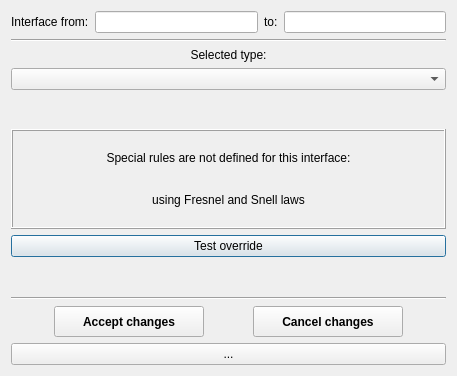
This is src/gui/MainWindowTools/aopticaloverridedialog.ui in andrmor/ANTS2 as Qt 5 draws it before an edit. The edited form follows.
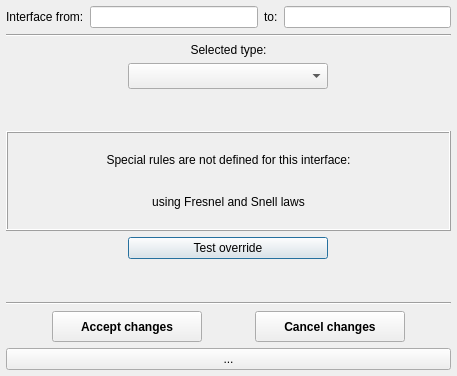
This is the edited form.

```diff
--- a/src/gui/MainWindowTools/aopticaloverridedialog.ui
+++ b/src/gui/MainWindowTools/aopticaloverridedialog.ui
@@ -13,7 +13,25 @@
   <property name="windowTitle">
    <string>Dialog</string>
   </property>
+  <property name="layoutDirection">
+   <enum>Qt::LeftToRight</enum>
+  </property>
   <layout class="QVBoxLayout" name="verticalLayout">
+   <property name="spacing">
+    <number>6</number>
+   </property>
+   <property name="leftMargin">
+    <number>6</number>
+   </property>
+   <property name="topMargin">
+    <number>6</number>
+   </property>
+   <property name="rightMargin">
+    <number>6</number>
+   </property>
+   <property name="bottomMargin">
+    <number>6</number>
+   </property>
    <item>
     <layout class="QHBoxLayout" name="horizontalLayout">
      <item>
@@ -67,14 +85,26 @@
      </item>
     </layout>
    </item>
-   <item>
+   <item alignment="Qt::AlignHCenter">
     <widget class="QComboBox" name="cobType">
      <property name="minimumSize">
       <size>
-       <width>100</width>
-       <height>0</height>
+       <width>200</width>
+       <height>26</height>
       </size>
      </property>
+     <property name="maximumSize">
+      <size>
+       <width>16777215</width>
+       <height>16777215</height>
+      </size>
+     </property>
+     <property name="font">
+      <font>
+       <weight>75</weight>
+       <bold>true</bold>
+      </font>
+     </property>
     </widget>
    </item>
    <item>
@@ -128,8 +158,14 @@
      </layout>
     </widget>
    </item>
-   <item>
+   <item alignment="Qt::AlignHCenter">
     <widget class="QPushButton" name="pbTestOverride">
+     <property name="minimumSize">
+      <size>
+       <width>200</width>
+       <height>0</height>
+      </size>
+     </property>
      <property name="text">
       <string>Test override</string>
      </property>
```
